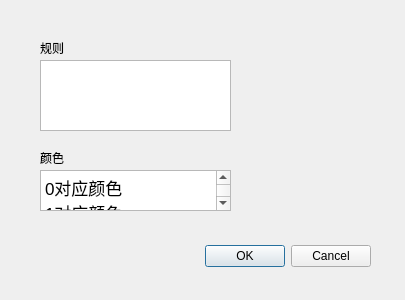
The window that setting.ui (HirojiFukuyama/qt_PC2DM) describes before a commit, drawn with Qt 5.
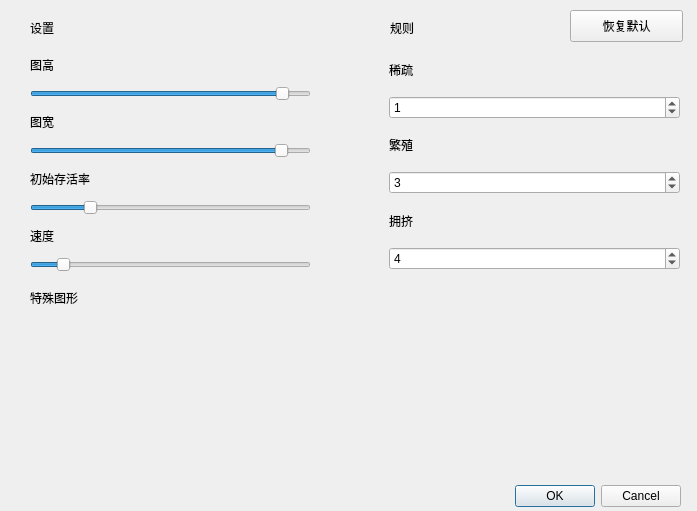
The same window after the commit.

The edit to the form file:
```diff
--- a/setting.ui
+++ b/setting.ui
@@ -6,8 +6,8 @@
    <rect>
     <x>0</x>
     <y>0</y>
-    <width>405</width>
-    <height>300</height>
+    <width>697</width>
+    <height>511</height>
    </rect>
   </property>
   <property name="windowTitle">
@@ -16,8 +16,8 @@
   <widget class="QDialogButtonBox" name="buttonBox">
    <property name="geometry">
     <rect>
-     <x>30</x>
-     <y>240</y>
+     <x>340</x>
+     <y>480</y>
      <width>341</width>
      <height>32</height>
     </rect>
@@ -32,8 +32,137 @@
   <widget class="QLabel" name="label">
    <property name="geometry">
     <rect>
-     <x>40</x>
-     <y>40</y>
+     <x>30</x>
+     <y>20</y>
+     <width>60</width>
+     <height>16</height>
+    </rect>
+   </property>
+   <property name="text">
+    <string>设置</string>
+   </property>
+  </widget>
+  <widget class="QWidget" name="verticalLayoutWidget">
+   <property name="geometry">
+    <rect>
+     <x>30</x>
+     <y>50</y>
+     <width>281</width>
+     <height>222</height>
+    </rect>
+   </property>
+   <layout class="QVBoxLayout" name="verticalLayout">
+    <item>
+     <widget class="QLabel" name="label_2">
+      <property name="text">
+       <string>图高</string>
+      </property>
+     </widget>
+    </item>
+    <item>
+     <widget class="QSlider" name="hSlider">
+      <property name="minimum">
+       <number>100</number>
+      </property>
+      <property name="maximum">
+       <number>600</number>
+      </property>
+      <property name="singleStep">
+       <number>5</number>
+      </property>
+      <property name="value">
+       <number>561</number>
+      </property>
+      <property name="orientation">
+       <enum>Qt::Horizontal</enum>
+      </property>
+     </widget>
+    </item>
+    <item>
+     <widget class="QLabel" name="label_3">
+      <property name="text">
+       <string>图宽</string>
+      </property>
+     </widget>
+    </item>
+    <item>
+     <widget class="QSlider" name="wSlider">
+      <property name="minimum">
+       <number>100</number>
+      </property>
+      <property name="maximum">
+       <number>800</number>
+      </property>
+      <property name="singleStep">
+       <number>5</number>
+      </property>
+      <property name="value">
+       <number>741</number>
+      </property>
+      <property name="orientation">
+       <enum>Qt::Horizontal</enum>
+      </property>
+     </widget>
+    </item>
+    <item>
+     <widget class="QLabel" name="label_4">
+      <property name="text">
+       <string>初始存活率</string>
+      </property>
+     </widget>
+    </item>
+    <item>
+     <widget class="QSlider" name="liveRate">
+      <property name="maximum">
+       <number>100</number>
+      </property>
+      <property name="singleStep">
+       <number>1</number>
+      </property>
+      <property name="pageStep">
+       <number>1</number>
+      </property>
+      <property name="value">
+       <number>20</number>
+      </property>
+      <property name="orientation">
+       <enum>Qt::Horizontal</enum>
+      </property>
+     </widget>
+    </item>
+    <item>
+     <widget class="QLabel" name="label_5">
+      <property name="text">
+       <string>速度</string>
+      </property>
+     </widget>
+    </item>
+    <item>
+     <widget class="QSlider" name="speedSlider">
+      <property name="minimum">
+       <number>1</number>
+      </property>
+      <property name="maximum">
+       <number>1000</number>
+      </property>
+      <property name="singleStep">
+       <number>10</number>
+      </property>
+      <property name="value">
+       <number>100</number>
+      </property>
+      <property name="orientation">
+       <enum>Qt::Horizontal</enum>
+      </property>
+     </widget>
+    </item>
+   </layout>
+  </widget>
+  <widget class="QLabel" name="label_6">
+   <property name="geometry">
+    <rect>
+     <x>390</x>
+     <y>20</y>
      <width>60</width>
      <height>16</height>
     </rect>
@@ -42,45 +171,99 @@
     <string>规则</string>
    </property>
   </widget>
-  <widget class="QTextEdit" name="textEdit">
+  <widget class="QWidget" name="verticalLayoutWidget_2">
    <property name="geometry">
     <rect>
-     <x>40</x>
-     <y>60</y>
-     <width>191</width>
-     <height>71</height>
+     <x>389</x>
+     <y>49</y>
+     <width>291</width>
+     <height>221</height>
     </rect>
    </property>
+   <layout class="QVBoxLayout" name="verticalLayout_2">
+    <item>
+     <widget class="QLabel" name="label_7">
+      <property name="text">
+       <string>稀疏</string>
+      </property>
+     </widget>
+    </item>
+    <item>
+     <widget class="QSpinBox" name="fewBox">
+      <property name="maximum">
+       <number>3</number>
+      </property>
+      <property name="value">
+       <number>1</number>
+      </property>
+     </widget>
+    </item>
+    <item>
+     <widget class="QLabel" name="label_8">
+      <property name="text">
+       <string>繁殖</string>
+      </property>
+     </widget>
+    </item>
+    <item>
+     <widget class="QSpinBox" name="bornBox">
+      <property name="minimum">
+       <number>2</number>
+      </property>
+      <property name="maximum">
+       <number>5</number>
+      </property>
+      <property name="value">
+       <number>3</number>
+      </property>
+     </widget>
+    </item>
+    <item>
+     <widget class="QLabel" name="label_9">
+      <property name="text">
+       <string>拥挤</string>
+      </property>
+     </widget>
+    </item>
+    <item>
+     <widget class="QSpinBox" name="manyBox">
+      <property name="minimum">
+       <number>3</number>
+      </property>
+      <property name="maximum">
+       <number>7</number>
+      </property>
+      <property name="value">
+       <number>4</number>
+      </property>
+     </widget>
+    </item>
+   </layout>
   </widget>
-  <widget class="QLabel" name="label_2">
+  <widget class="QLabel" name="label_10">
    <property name="geometry">
     <rect>
-     <x>40</x>
-     <y>150</y>
+     <x>30</x>
+     <y>290</y>
      <width>60</width>
      <height>16</height>
     </rect>
    </property>
    <property name="text">
-    <string>颜色</string>
+    <string>特殊图形</string>
    </property>
   </widget>
-  <widget class="QTextBrowser" name="textBrowser">
+  <widget class="QPushButton" name="pushButton">
    <property name="geometry">
     <rect>
-     <x>40</x>
-     <y>170</y>
-     <width>191</width>
-     <height>41</height>
+     <x>570</x>
+     <y>10</y>
+     <width>113</width>
+     <height>32</height>
     </rect>
    </property>
-   <property name="html">
-    <string>&lt;!DOCTYPE HTML PUBLIC &quot;-//W3C//DTD HTML 4.0//EN&quot; &quot;http://www.w3.org/TR/REC-html40/strict.dtd&quot;&gt;
-&lt;html&gt;&lt;head&gt;&lt;meta name=&quot;qrichtext&quot; content=&quot;1&quot; /&gt;&lt;style type=&quot;text/css&quot;&gt;
-p, li { white-space: pre-wrap; }
-&lt;/style&gt;&lt;/head&gt;&lt;body style=&quot; font-family:'.AppleSystemUIFont'; font-size:13pt; font-weight:400; font-style:normal;&quot;&gt;
-&lt;p style=&quot; margin-top:0px; margin-bottom:0px; margin-left:0px; margin-right:0px; -qt-block-indent:0; text-indent:0px;&quot;&gt;0对应颜色&lt;/p&gt;
-&lt;p style=&quot; margin-top:0px; margin-bottom:0px; margin-left:0px; margin-right:0px; -qt-block-indent:0; text-indent:0px;&quot;&gt;1对应颜色&lt;/p&gt;&lt;/body&gt;&lt;/html&gt;</string>
+   <property name="text">
+    <string>恢复默认</string>
    </property>
   </widget>
  </widget>
```
